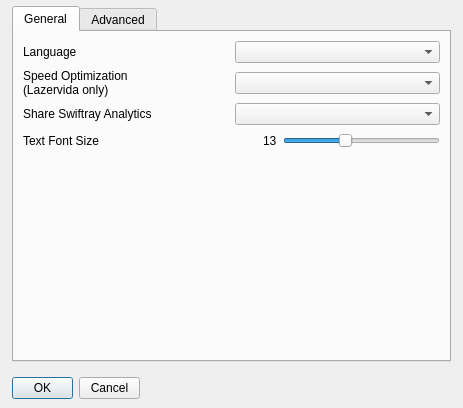
This is src/windows/preferences-window.ui in flux3dp/swiftray as Qt 5 draws it before an edit. The edited form follows.
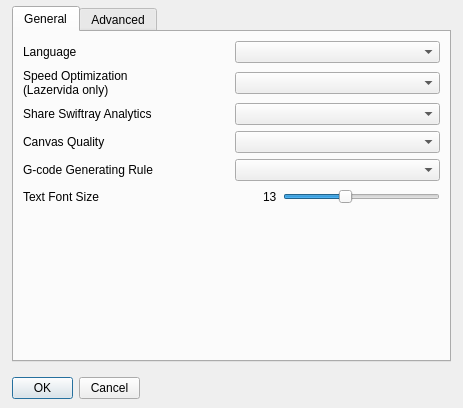
This is the edited form.

Commit message: Feature/restruct canvas (#411)

The edit to the form file:
```diff
--- a/src/windows/preferences-window.ui
+++ b/src/windows/preferences-window.ui
@@ -89,6 +89,34 @@
        </item>
       </layout>
      </item>
+     <item>
+      <layout class="QHBoxLayout" name="horizontalLayout_5">
+       <item>
+        <widget class="QLabel" name="label_5">
+         <property name="text">
+          <string>Canvas Quality</string>
+         </property>
+        </widget>
+       </item>
+       <item>
+        <widget class="QComboBox" name="comboBoxQuality"/>
+       </item>
+      </layout>
+     </item>
+     <item>
+      <layout class="QHBoxLayout" name="horizontalLayout_6">
+       <item>
+        <widget class="QLabel" name="label_6">
+         <property name="text">
+          <string>G-code Generating Rule</string>
+         </property>
+        </widget>
+       </item>
+       <item>
+        <widget class="QComboBox" name="comboBoxPathSort"/>
+       </item>
+      </layout>
+     </item>
      <item>
       <layout class="QHBoxLayout" name="horizontalLayout_3">
        <item>
```
The commit also changes 104 other files.
